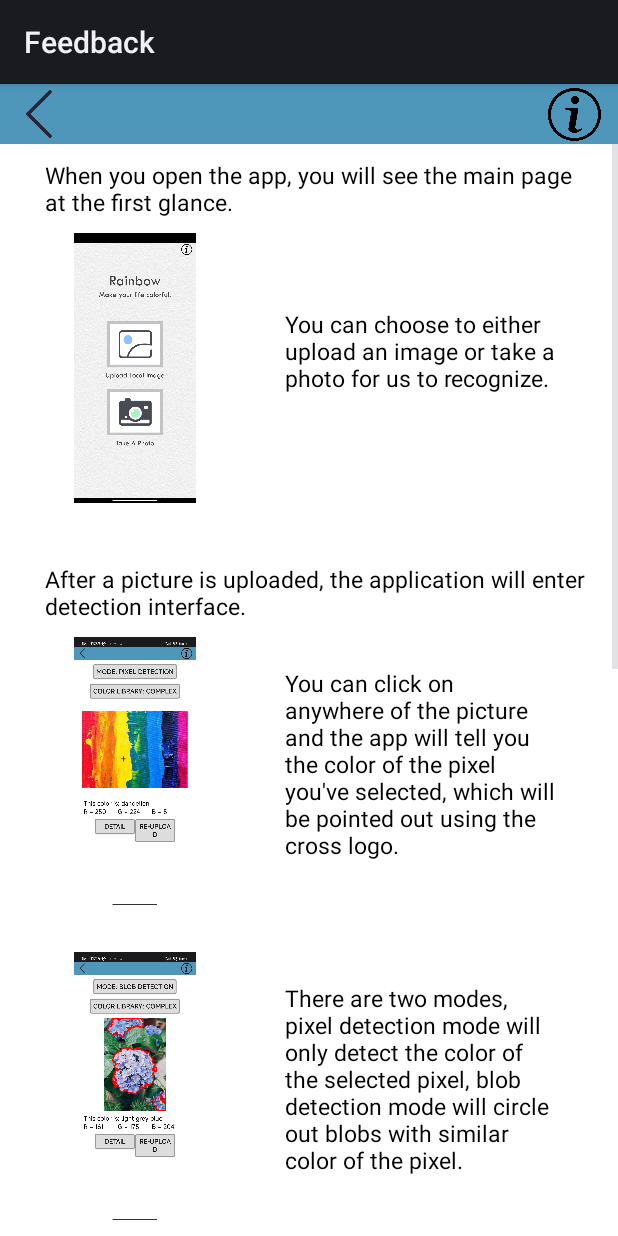
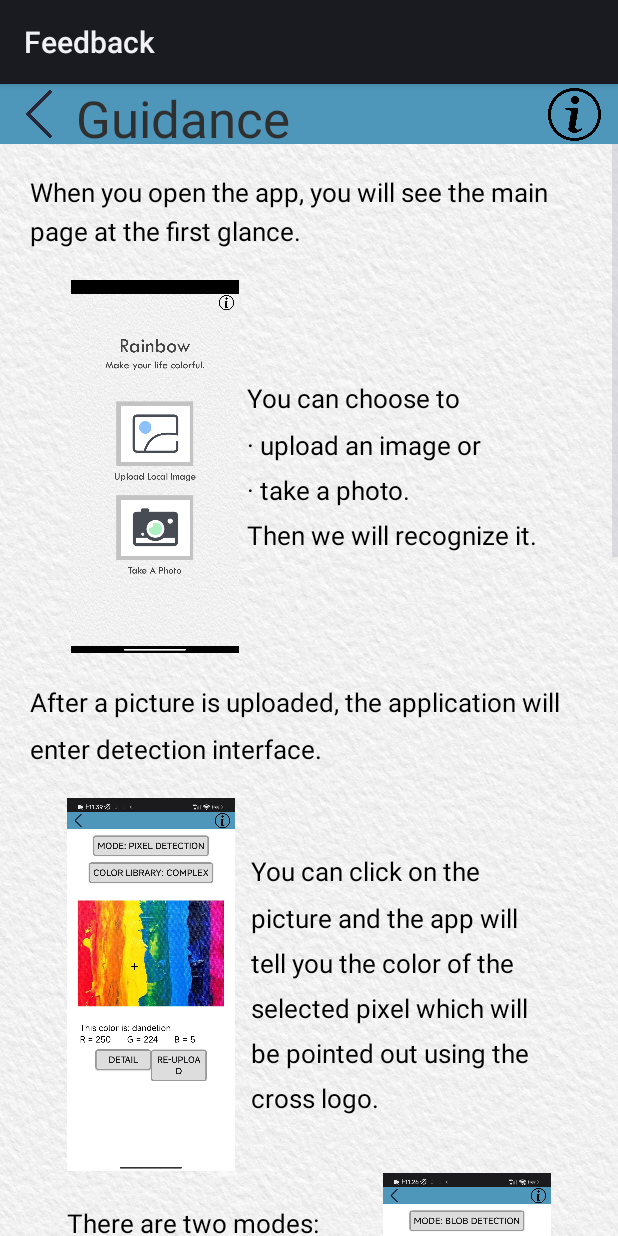
Before and after one commit to zhiyuan-Z/Rainbow-Omega, an Android app: the Userguide screen opened directly, with no data from a screen before it, on a phone screen of 412 x 824 dp. Run offline under Robolectric (Android 15) with nearby library versions, the phone set to English and light mode, and no system bars.

Commit message:
Add files via upload

```diff
--- a/app/src/main/res/layout/activity_userguide.xml
+++ b/app/src/main/res/layout/activity_userguide.xml
@@ -3,7 +3,6 @@
     xmlns:tools="http://schemas.android.com/tools"
     android:layout_width="match_parent"
     android:layout_height="match_parent"
-    android:background="#FFFFFF"
     android:orientation="vertical"
     tools:context=".Userguide">
 
@@ -18,7 +17,16 @@
             android:layout_width="0dp"
             android:layout_height="match_parent">
 
+            <TextView
+                android:layout_width="wrap_content"
+                android:layout_height="wrap_content"
+                android:layout_alignParentBottom="true"
+                android:layout_toRightOf="@+id/ReturnButton"
+                android:text=" Guidance"
+                android:textColor="#303030"
+                android:textSize="34sp" />
             <Button
+                android:id="@+id/ReturnButton"
                 android:layout_width="32dp"
                 android:layout_height="32dp"
                 android:layout_alignParentLeft="true"
@@ -39,233 +47,213 @@
 
     <ScrollView
         android:layout_width="match_parent"
-        android:layout_height="match_parent">
+        android:layout_height="match_parent"
+        android:background="@drawable/background">
         <LinearLayout
             android:layout_width="match_parent"
             android:layout_height="wrap_content"
             android:orientation="vertical">
             <TextView
-                android:layout_width="360dp"
+                android:layout_width="wrap_content"
                 android:layout_height="wrap_content"
                 android:text="When you open the app, you will see the main page at the first glance."
-                android:layout_marginTop="10dp"
-                android:layout_marginBottom="10dp"
-                android:layout_marginLeft="30dp"
-                android:textSize="15sp"
+                android:layout_margin="20dp"
+                android:layout_gravity="center_horizontal"
+                android:textSize="17sp"
+                android:lineSpacingMultiplier="1.25"
                 android:textColor="#000000" />
             <LinearLayout
-                android:layout_width="match_parent"
+                android:layout_width="wrap_content"
                 android:layout_height="wrap_content"
+                android:layout_gravity="center_horizontal"
+                android:orientation="horizontal">
 
-                android:orientation="horizontal">
                 <ImageView
-                    android:layout_gravity="center_horizontal"
-                    android:layout_marginBottom="20dp"
-                    android:layout_width="180dp"
-                    android:layout_height="180dp"
-                    android:layout_marginTop="10dp"
+                    android:layout_width="wrap_content"
+                    android:layout_height="250dp"
+
+                    android:layout_marginRight="0dp"
                     android:adjustViewBounds="true"
                     android:focusable="true"
                     android:scaleType="fitCenter"
-                    android:src="@drawable/mainpage"/>
-                <LinearLayout
-                    android:layout_width="wrap_content"
+                    android:src="@drawable/mainpage" />
+
+
+                <TextView
+                    android:layout_width="200dp"
                     android:layout_height="wrap_content"
-                    android:orientation="vertical">
-                    <TextView
-                        android:layout_width="180dp"
-                        android:layout_height="wrap_content"
-                        android:layout_marginTop="50dp"
-                        android:layout_marginLeft="10dp"
-                        android:text="You can choose to either upload an image or take a photo for us to recognize."
-                        android:textSize="15sp"
-                        android:textColor="#000000"/>
-                </LinearLayout>
+                    android:layout_gravity="center_vertical"
+                    android:layout_marginLeft="5dp"
+                    android:lineSpacingMultiplier="1.5"
+                    android:text="You can choose to \n· upload an image or \n· take a photo.\nThen we will recognize it."
+                    android:textColor="#000000"
+                    android:textSize="17sp" />
+
             </LinearLayout>
 
             <TextView
-                android:layout_width="360dp"
+                android:layout_width="wrap_content"
                 android:layout_height="wrap_content"
                 android:text="After a picture is uploaded, the application will enter detection interface."
-                android:layout_marginTop="10dp"
-                android:layout_marginBottom="10dp"
-                android:layout_marginLeft="30dp"
-                android:textSize="15sp"
+                android:layout_margin="20dp"
+                android:layout_gravity="center_horizontal"
+                android:lineSpacingMultiplier="1.5"
+                android:textSize="17sp"
                 android:textColor="#000000" />
 
             <LinearLayout
-                android:layout_width="match_parent"
+                android:layout_width="wrap_content"
                 android:layout_height="wrap_content"
-
+                android:layout_gravity="center_horizontal"
                 android:orientation="horizontal">
 
                 <ImageView
-                    android:layout_width="180dp"
-                    android:layout_height="180dp"
-                    android:layout_gravity="center_horizontal"
-                    android:layout_marginTop="10dp"
-                    android:layout_marginBottom="20dp"
+                    android:layout_width="wrap_content"
+                    android:layout_height="250dp"
+                    android:layout_marginRight="5dp"
                     android:adjustViewBounds="true"
                     android:focusable="true"
                     android:scaleType="fitCenter"
-                    android:src="@drawable/detection1" />
+                    android:src="@drawable/detection1"/>
 
-                <LinearLayout
-                    android:layout_width="wrap_content"
+
+
+                <TextView
+                    android:layout_width="200dp"
                     android:layout_height="wrap_content"
-                    android:orientation="vertical">
+                    android:layout_gravity="center_vertical"
+                    android:layout_marginLeft="5dp"
+                    android:text="You can click on the picture and the app will tell you the color of the selected pixel which will be pointed out using the cross logo."
+                    android:textSize="17sp"
+                    android:lineSpacingMultiplier="1.5"
+                    android:textColor="#000000"/>
 
-                    <TextView
-                        android:layout_width="180dp"
-                        android:layout_height="wrap_content"
-                        android:layout_marginLeft="10dp"
-                        android:layout_marginTop="20dp"
-                        android:text="You can click on anywhere of the picture and the app will tell you the color of the pixel you've selected, which will be pointed out using the cross logo."
-                        android:textColor="#000000"
-                        android:textSize="15sp" />
-                </LinearLayout>
             </LinearLayout>
 
             <LinearLayout
-                android:layout_width="match_parent"
+                android:layout_width="wrap_content"
                 android:layout_height="wrap_content"
-
+                android:layout_gravity="center_horizontal"
                 android:orientation="horizontal">
 
+
+                <TextView
+                    android:layout_width="200dp"
+                    android:layout_height="wrap_content"
+                    android:layout_gravity="center_vertical"
+                    android:layout_marginRight="5dp"
+                    android:text="There are two modes:\n· Pixel detection mode will detect the color of the selected pixel.\n· Blob detection mode will circle out blobs with similar color of the pixel."
+                    android:textSize="17sp"
+                    android:lineSpacingMultiplier="1.5"
+                    android:textColor="#000000"/>
+
                 <ImageView
-                    android:layout_gravity="center_horizontal"
-                    android:layout_marginBottom="20dp"
-                    android:layout_width="180dp"
-                    android:layout_height="180dp"
-                    android:layout_marginTop="10dp"
+                    android:layout_width="wrap_content"
+                    android:layout_height="250dp"
+                    android:layout_marginLeft="5dp"
                     android:adjustViewBounds="true"
                     android:focusable="true"
                     android:scaleType="fitCenter"
                     android:src="@drawable/detection"/>
-                <LinearLayout
-                    android:layout_width="wrap_content"
-                    android:layout_height="wrap_content"
-                    android:orientation="vertical">
-                    <TextView
-                        android:layout_width="180dp"
-                        android:layout_height="wrap_content"
-                        android:layout_marginTop="20dp"
-                        android:layout_marginLeft="10dp"
-                        android:text="There are two modes, pixel detection mode will only detect the color of the selected pixel, blob detection mode will circle out blobs with similar color of the pixel."
-                        android:textSize="15sp"
-                        android:textColor="#000000"/>
-                </LinearLayout>
             </LinearLayout>
             <LinearLayout
-                android:layout_width="match_parent"
+                android:layout_width="wrap_content"
                 android:layout_height="wrap_content"
-
+                android:layout_gravity="center_horizontal"
                 android:orientation="horizontal">
 
                 <ImageView
-                    android:layout_gravity="center_horizontal"
-                    android:layout_marginBottom="20dp"
-                    android:layout_width="180dp"
-                    android:layout_height="180dp"
-                    android:layout_marginTop="10dp"
+                    android:layout_width="wrap_content"
+                    android:layout_height="250dp"
+                    android:layout_marginRight="5dp"
                     android:adjustViewBounds="true"
                     android:focusable="true"
                     android:scaleType="fitCenter"
                     android:src="@drawable/detection2"/>
-                <LinearLayout
-                    android:layout_width="wrap_content"
-                    android:layout_height="wrap_content"
-                    android:orientation="vertical">
+
                     <TextView
-                        android:layout_width="180dp"
+                        android:layout_width="200dp"
                         android:layout_height="wrap_content"
-                        android:layout_marginTop="20dp"
-                        android:layout_marginLeft="10dp"
-                        android:text="There are also two libraries for detection, complex library shows a more specific color name while simple library shows a more common one."
-                        android:textSize="15sp"
+                        android:layout_gravity="center_vertical"
+                        android:layout_marginLeft="5dp"
+                        android:text="There are also two libraries for detection:\n· Complex library shows a more specific color name.\n· Simple library shows a more common one."
+                        android:textSize="17sp"
+                        android:lineSpacingMultiplier="1.5"
                         android:textColor="#000000"/>
-                </LinearLayout>
+
             </LinearLayout>
 
             <TextView
-                android:layout_width="360dp"
+                android:layout_width="wrap_content"
                 android:layout_height="wrap_content"
-                android:layout_marginLeft="30dp"
-                android:layout_marginTop="10dp"
-                android:layout_marginBottom="10dp"
+                android:layout_gravity="center_horizontal"
+                android:layout_margin="20dp"
                 android:text="You can then click the detail button on the bottom of the detection interface, and you will be directed to the detail page."
                 android:textColor="#000000"
-                android:textSize="15sp" />
+                android:lineSpacingMultiplier="1.5"
+                android:textSize="17sp" />
 
             <LinearLayout
-                android:layout_width="match_parent"
+                android:layout_width="wrap_content"
                 android:layout_height="wrap_content"
-
+                android:layout_gravity="center_horizontal"
                 android:orientation="horizontal">
 
                 <ImageView
-                    android:layout_gravity="center_horizontal"
-                    android:layout_marginBottom="20dp"
-                    android:layout_width="180dp"
-                    android:layout_height="180dp"
-                    android:layout_marginTop="10dp"
+                    android:layout_width="wrap_content"
+                    android:layout_height="250dp"
+                    android:layout_marginRight="5dp"
                     android:adjustViewBounds="true"
                     android:focusable="true"
                     android:scaleType="fitCenter"
                     android:src="@drawable/detail"/>
-                <LinearLayout
-                    android:layout_width="wrap_content"
-                    android:layout_height="wrap_content"
-                    android:orientation="vertical">
+
                     <TextView
-                        android:layout_width="180dp"
+                        android:layout_width="200dp"
                         android:layout_height="wrap_content"
-                        android:layout_marginTop="20dp"
-                        android:layout_marginLeft="10dp"
+                        android:layout_gravity="center_vertical"
+                        android:layout_marginLeft="5dp"
                         android:text="The detail page shows where the color is on a HSL diagram and gives color matching advises, including complementary colors, monochromatic colors, analogous colors, and triadic colors."
-                        android:textSize="15sp"
+                        android:textSize="17sp"
+                        android:lineSpacingMultiplier="1.5"
                         android:textColor="#000000"/>
-                </LinearLayout>
             </LinearLayout>
 
             <TextView
-                android:layout_width="360dp"
+                android:layout_width="wrap_content"
                 android:layout_height="wrap_content"
-                android:text="Also, if you click the 'i' button on the top-right corner, you will enter feedback page."
-                android:layout_marginTop="10dp"
-                android:layout_marginBottom="10dp"
-                android:layout_marginLeft="30dp"
-                android:textSize="15sp"
+                android:text="Also, if you click the &quot;i&quot; button on the top-right corner, you will enter &quot;About Us&quot; page."
+                android:layout_margin="20dp"
+                android:layout_gravity="center_horizontal"
+                android:textSize="17sp"
+                android:lineSpacingMultiplier="1.5"
                 android:textColor="#000000" />
             <LinearLayout
-                android:layout_width="match_parent"
+                android:layout_width="wrap_content"
                 android:layout_height="wrap_content"
-
+                android:layout_marginBottom="20dp"
+                android:layout_gravity="center_horizontal"
                 android:orientation="horizontal">
 
                 <ImageView
-                    android:layout_gravity="center_horizontal"
-                    android:layout_marginBottom="20dp"
-                    android:layout_width="180dp"
-                    android:layout_height="180dp"
-                    android:layout_marginTop="10dp"
+                    android:layout_width="wrap_content"
+                    android:layout_height="250dp"
+                    android:layout_marginRight="5dp"
                     android:adjustViewBounds="true"
                     android:focusable="true"
                     android:scaleType="fitCenter"
                     android:src="@drawable/feedback"/>
-                <LinearLayout
-                    android:layout_width="wrap_content"
-                    android:layout_height="wrap_content"
-                    android:orientation="vertical">
+
                     <TextView
-                        android:layout_width="180dp"
+                        android:layout_width="200dp"
                         android:layout_height="wrap_content"
-                        android:layout_marginTop="50dp"
-                        android:layout_marginLeft="10dp"
-                        android:text="The feedback page shows the members of our team and how to contact us if you have any problem or suggestion."
-                        android:textSize="15sp"
+                        android:layout_gravity="center_vertical"
+                        android:layout_marginLeft="5dp"
+                        android:text="The &quot;About Us&quot; page shows the members of our team and how to contact us if you have any problem or suggestion."
+                        android:textSize="17sp"
+                        android:lineSpacingMultiplier="1.5"
                         android:textColor="#000000"/>
-                </LinearLayout>
+
             </LinearLayout>
 
         </LinearLayout>
```
Also changed, not shown: app/src/main/res/layout/activity_feedback.xml (+138 -69 lines).
